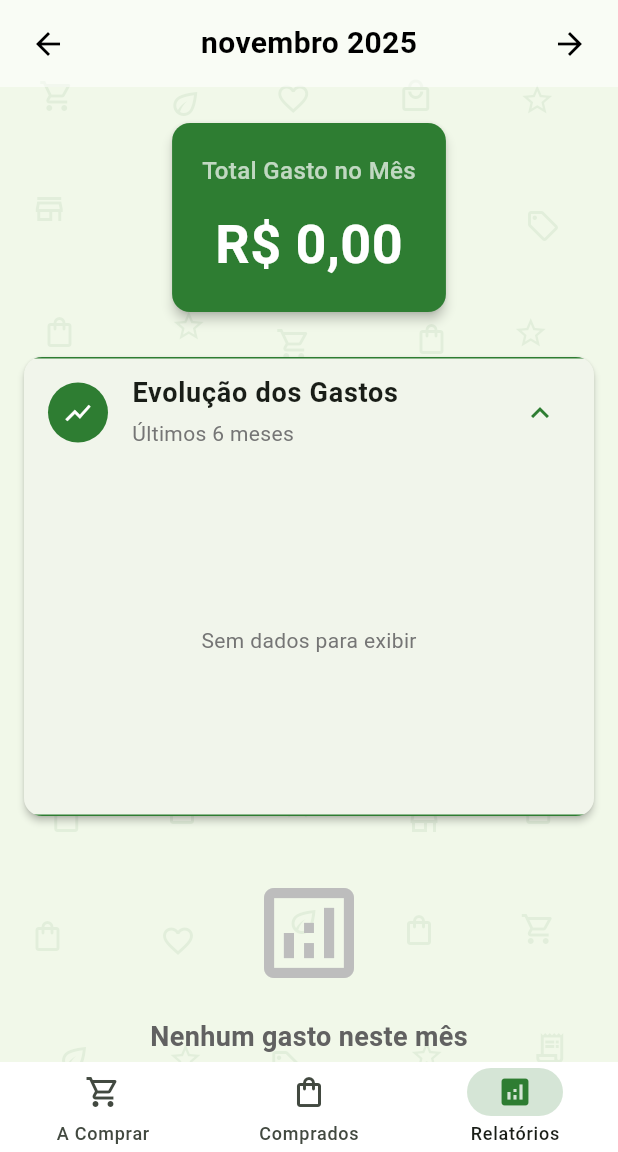
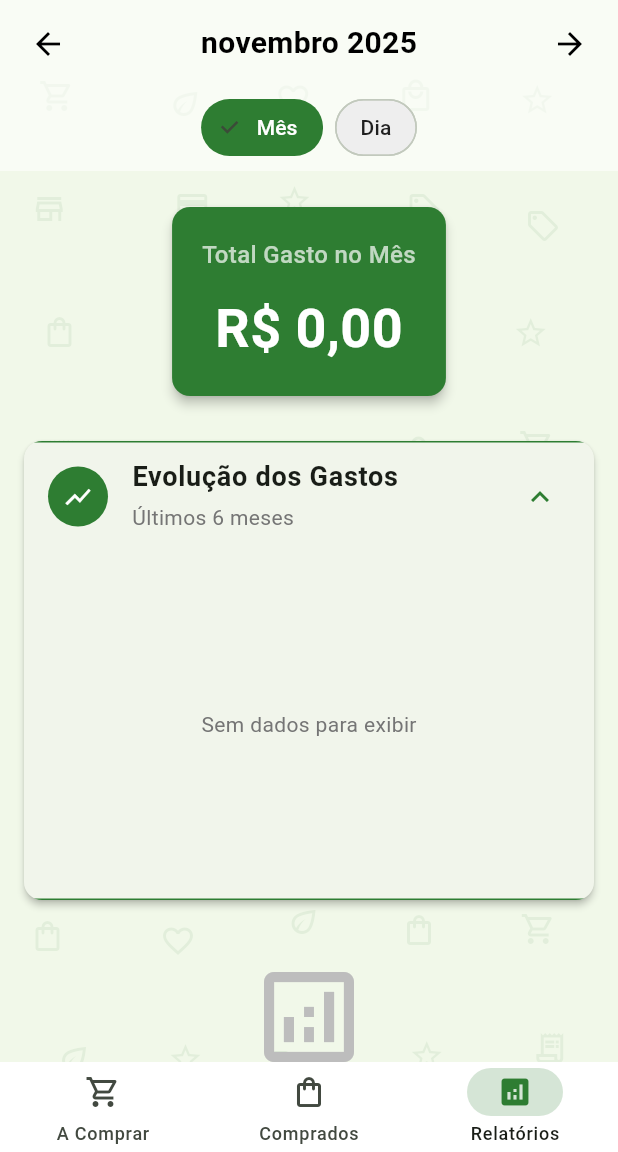
Before and after one commit to Douglas1546/app-de-gerenciamento-de-gastos-flutter, a Flutter app: the screen it shows after launch, item 3 of the bottom bar chosen, on a phone screen of 412 x 824 dp, the part 84-1236 px from its top. Run offline on Flutter 3.47's test engine with Material 3 defaults, Android fonts, the phone set to English and light mode, and no system bars; our stand-ins replace fl_chart, sqflite; missing offline and left inert: flutter_displaymode; accounts and stored records are empty.

Commit message:
feat: filtro por dia em relatorios

```diff
--- a/lib/screens/reports_tab.dart
+++ b/lib/screens/reports_tab.dart
@@ -16,6 +16,8 @@ class ReportsTab extends StatefulWidget {
 class _ReportsTabState extends State<ReportsTab> {
   late int _selectedYear;
   late int _selectedMonth;
+  late DateTime _selectedDate;
+  bool _isDaily = false;
 
   @override
   void initState() {
@@ -23,6 +25,7 @@ class _ReportsTabState extends State<ReportsTab> {
     final now = DateTime.now();
     _selectedYear = now.year;
     _selectedMonth = now.month;
+    _selectedDate = DateTime(now.year, now.month, now.day);
   }
 
   Color _getCategoryColor(ProductCategory category) {
@@ -189,20 +192,33 @@ class _ReportsTabState extends State<ReportsTab> {
     final currency = NumberFormat.currency(locale: 'pt_BR', symbol: 'R\$');
     return Consumer<ProductProvider>(
       builder: (context, provider, child) {
-        final report = provider.getMonthlyReport(_selectedYear, _selectedMonth);
-        final totalSpent = provider.getTotalSpentInMonth(
-          _selectedYear,
-          _selectedMonth,
-        );
+        final report =
+            _isDaily
+                ? provider.getDailyReport(
+                  _selectedDate.year,
+                  _selectedDate.month,
+                  _selectedDate.day,
+                )
+                : provider.getMonthlyReport(_selectedYear, _selectedMonth);
+        final totalSpent =
+            _isDaily
+                ? provider.getTotalSpentOnDay(
+                  _selectedDate.year,
+                  _selectedDate.month,
+                  _selectedDate.day,
+                )
+                : provider.getTotalSpentInMonth(_selectedYear, _selectedMonth);
 
         return SingleChildScrollView(
           child: Column(
             children: [
-              // Month/Year Selector
+              // Period Selector
               Container(
                 padding: const EdgeInsets.symmetric(horizontal: 8, vertical: 5),
                 color: const Color.fromARGB(137, 255, 255, 255),
-                child: Row(
+                child: Column(
+                  children: [
+                    Row(
                       mainAxisAlignment: MainAxisAlignment.spaceBetween,
                       children: [
                         IconButton(
@@ -212,17 +228,28 @@ class _ReportsTabState extends State<ReportsTab> {
                           ),
                           onPressed: () {
                             setState(() {
+                              if (_isDaily) {
+                                _selectedDate = _selectedDate.subtract(
+                                  const Duration(days: 1),
+                                );
+                              } else {
                                 if (_selectedMonth == 1) {
                                   _selectedMonth = 12;
                                   _selectedYear--;
                                 } else {
                                   _selectedMonth--;
                                 }
+                              }
                             });
                           },
                         ),
                         Text(
-                      DateFormat(
+                          _isDaily
+                              ? DateFormat(
+                                'dd/MM/yyyy',
+                                'pt_BR',
+                              ).format(_selectedDate)
+                              : DateFormat(
                                 'MMMM yyyy',
                                 'pt_BR',
                               ).format(DateTime(_selectedYear, _selectedMonth)),
@@ -239,14 +266,65 @@ class _ReportsTabState extends State<ReportsTab> {
                           ),
                           onPressed: () {
                             setState(() {
+                              if (_isDaily) {
+                                _selectedDate = _selectedDate.add(
+                                  const Duration(days: 1),
+                                );
+                              } else {
                                 if (_selectedMonth == 12) {
                                   _selectedMonth = 1;
                                   _selectedYear++;
                                 } else {
                                   _selectedMonth++;
                                 }
+                              }
                             });
                           },
+                        ),
+                      ],
+                    ),
+                    const SizedBox(height: 8),
+                    Row(
+                      mainAxisAlignment: MainAxisAlignment.center,
+                      children: [
+                        FilterChip(
+                          label: const Text('Mês'),
+                          selected: !_isDaily,
+                          onSelected: (selected) {
+                            setState(() {
+                              _isDaily = false;
+                            });
+                          },
+                          backgroundColor: Colors.grey[200],
+                          selectedColor: const Color(0xFF2E7D32),
+                          labelStyle: TextStyle(
+                            color: !_isDaily ? Colors.white : Colors.black87,
+                            fontWeight: FontWeight.w500,
+                          ),
+                        ),
+                        const SizedBox(width: 8),
+                        FilterChip(
+                          label: const Text('Dia'),
+                          selected: _isDaily,
+                          onSelected: (selected) {
+                            setState(() {
+                              _isDaily = true;
+                              // sync selectedDate to current selected month/year if needed
+                              _selectedDate = DateTime(
+                                _selectedYear,
+                                _selectedMonth,
+                                _selectedDate.day,
+                              );
+                            });
+                          },
+                          backgroundColor: Colors.grey[200],
+                          selectedColor: const Color(0xFF2E7D32),
+                          labelStyle: TextStyle(
+                            color: _isDaily ? Colors.white : Colors.black87,
+                            fontWeight: FontWeight.w500,
+                          ),
+                        ),
+                      ],
                     ),
                   ],
                 ),
@@ -265,9 +343,11 @@ class _ReportsTabState extends State<ReportsTab> {
                     padding: const EdgeInsets.all(20),
                     child: Column(
                       children: [
-                        const Text(
-                          'Total Gasto no Mês',
-                          style: TextStyle(
+                        Text(
+                          _isDaily
+                              ? 'Total Gasto no Dia'
+                              : 'Total Gasto no Mês',
+                          style: const TextStyle(
                             fontSize: 16,
                             color: Colors.white70,
                             fontWeight: FontWeight.w500,
@@ -315,7 +395,10 @@ class _ReportsTabState extends State<ReportsTab> {
                     ),
                     title: const Text(
                       'Evolução dos Gastos',
-                    style: TextStyle(fontSize: 18, fontWeight: FontWeight.bold),
+                      style: TextStyle(
+                        fontSize: 18,
+                        fontWeight: FontWeight.bold,
+                      ),
                     ),
                     subtitle: Padding(
                       padding: const EdgeInsets.only(top: 4),
@@ -349,7 +432,9 @@ class _ReportsTabState extends State<ReportsTab> {
                       ),
                       const SizedBox(height: 16),
                       Text(
-                        'Nenhum gasto neste mês',
+                        _isDaily
+                            ? 'Nenhum gasto neste dia'
+                            : 'Nenhum gasto neste mês',
                         style: TextStyle(
                           fontSize: 18,
                           fontWeight: FontWeight.w600,
@@ -386,7 +471,7 @@ class _ReportsTabState extends State<ReportsTab> {
                           ),
                           const SizedBox(height: 8),
                           Text(
-                            'Distribuição do mês selecionado',
+                            'Distribuição do ${_isDaily ? 'dia' : 'mês'} selecionado',
                             style: TextStyle(
                               fontSize: 14,
                               color: Colors.grey[600],
```
Also changed, not shown: lib/providers/product_provider.dart (+45 -0 lines). Lines whose indentation alone changed are shown as unchanged.
